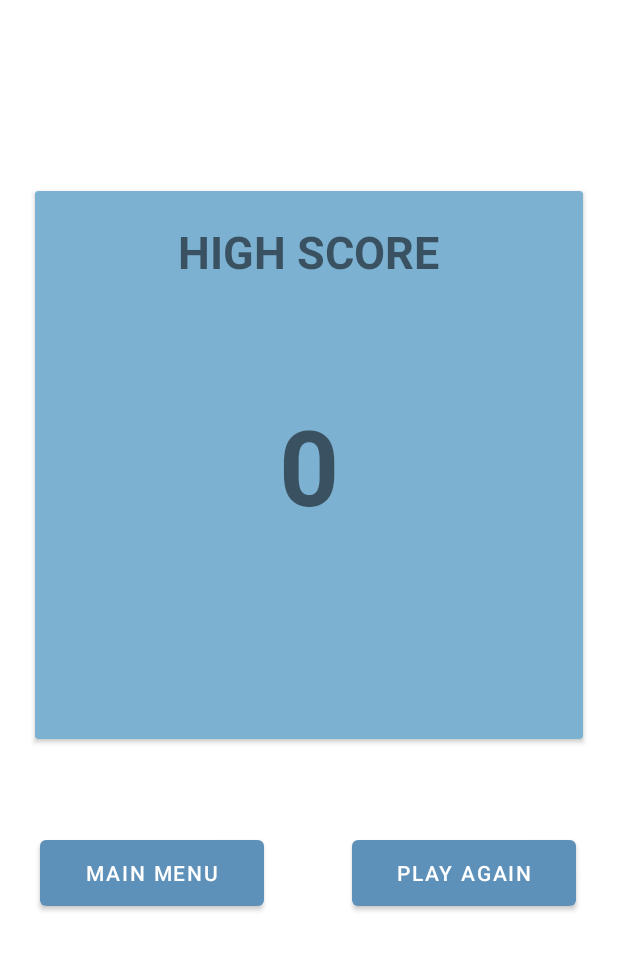
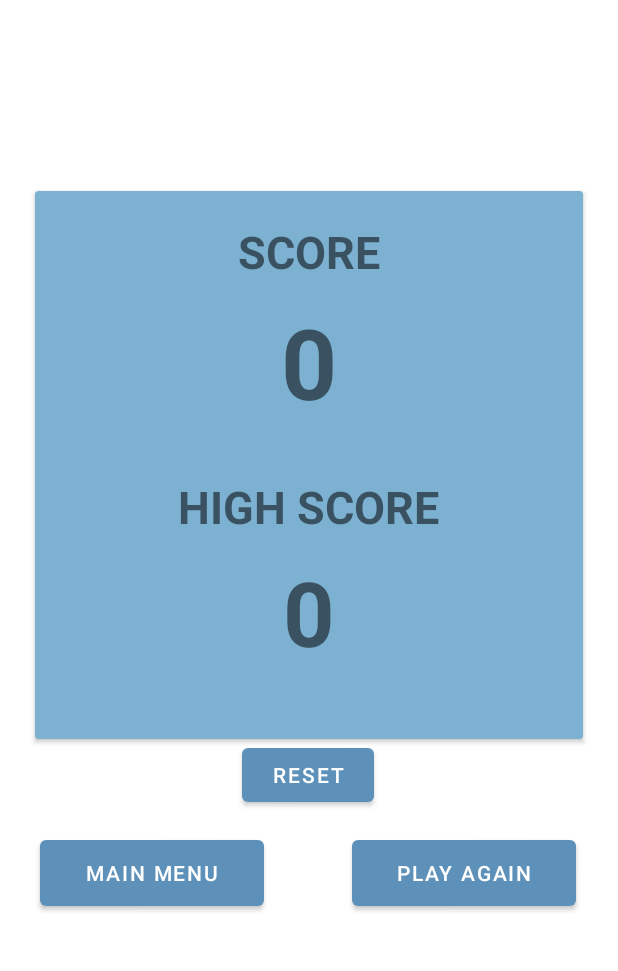
Before and after one commit to Irfzid/Jidquiz, an Android app: the HighscoreActivity screen opened directly, with no data from a screen before it, on a phone screen of 412 x 824 dp, the part 257-1228 px from its top. Run offline under Robolectric (Android 15) with nearby library versions, the phone set to English and light mode, and no system bars.

Commit message:
update
update highscore & add reset highscore button

```diff
--- a/app/src/main/java/com/zidney/jidquiz/HighscoreActivity.java
+++ b/app/src/main/java/com/zidney/jidquiz/HighscoreActivity.java
@@ -3,16 +3,22 @@ package com.zidney.jidquiz;
 import androidx.appcompat.app.AppCompatActivity;
 
 import android.content.Intent;
+import android.content.SharedPreferences;
 import android.os.Bundle;
+import android.util.Log;
 import android.view.View;
 import android.widget.Button;
 import android.widget.TextView;
 
 public class HighscoreActivity extends AppCompatActivity {
+    private static final String TAG = "HighscoreActivity";
 
-    private Button btn_mainmenu, btn_replay;
-    private TextView tv_Hiscore;
-    int hiscore, hicategory;
+    private static final String SHARED_PREFS = "sharedprefs";
+    private static final String KEY_HIGHSCORE = "keyhighscore";
+
+    private Button btn_mainmenu, btn_replay, btn_reset;
+    private TextView tv_Hiscore, tv_finalscore;
+    int hiscore, hicategory, Finalscore;
 
     @Override
     protected void onCreate(Bundle savedInstanceState) {
@@ -21,13 +27,19 @@ public class HighscoreActivity extends AppCompatActivity {
 
         btn_mainmenu = findViewById(R.id.btn_mainmenu);
         btn_replay = findViewById(R.id.btn_replay);
-        tv_Hiscore = findViewById(R.id.tv_hiscore);
+        tv_finalscore = findViewById(R.id.tv_hiscore);
+        tv_Hiscore = findViewById(R.id.tv_hiscore1);
+        btn_reset = findViewById(R.id.btn_reset);
 
         Intent hIntent = getIntent();
-        hiscore = hIntent.getIntExtra("HISCORE", 0);
+        Finalscore = hIntent.getIntExtra("HISCORE", 0);
         hicategory = hIntent.getIntExtra("HICATEGORY", 0);
 
-        tv_Hiscore.setText(Integer.toString(hiscore));
+        tv_finalscore.setText(Integer.toString(Finalscore));
+
+        loadHighscore();
+        highscore();
+        Log.d(TAG, "onCreate: Highscore " + hiscore);
 
         btn_mainmenu.setOnClickListener(new View.OnClickListener() {
             @Override
@@ -44,6 +56,13 @@ public class HighscoreActivity extends AppCompatActivity {
             }
         });
 
+        btn_reset.setOnClickListener(new View.OnClickListener() {
+            @Override
+            public void onClick(View v) {
+                updatehighscore(0);
+            }
+        });
+
     }
 
     private void startReplay(int category){
@@ -51,4 +70,27 @@ public class HighscoreActivity extends AppCompatActivity {
         mIntent.putExtra("CATEGORY", category);
         startActivity(mIntent);
     }
+
+    private void highscore(){
+        if(Finalscore > hiscore){
+            updatehighscore(Finalscore);
+
+        }
+    }
+
+    private void updatehighscore(int highscorenew) {
+        hiscore = highscorenew;
+        tv_Hiscore.setText(Integer.toString(hiscore));
+
+        SharedPreferences prefs = getSharedPreferences(SHARED_PREFS, MODE_PRIVATE);
+        SharedPreferences.Editor editor = prefs.edit();
+        editor.putInt(KEY_HIGHSCORE, highscorenew);
+        editor.apply();
+    }
+
+    private void loadHighscore() {
+        SharedPreferences prefs = getSharedPreferences(SHARED_PREFS, MODE_PRIVATE);
+        hiscore = prefs.getInt(KEY_HIGHSCORE, 0);
+        tv_Hiscore.setText(Integer.toString(hiscore));
+    }
 }
--- a/app/src/main/java/com/zidney/jidquiz/MainActivity.java
+++ b/app/src/main/java/com/zidney/jidquiz/MainActivity.java
@@ -57,5 +57,9 @@ public class MainActivity extends AppCompatActivity {
         startActivity(intent);
     }
 
-
+    @Override
+    public void onBackPressed() {
+        //super.onBackPressed();
+        finishAffinity();
+    }
 }
--- a/app/src/main/res/layout/activity_highscore.xml
+++ b/app/src/main/res/layout/activity_highscore.xml
@@ -26,7 +26,7 @@
                 android:layout_width="wrap_content"
                 android:layout_height="wrap_content"
                 android:layout_centerHorizontal="true"
-                android:text="HIGH SCORE"
+                android:text="SCORE"
                 android:textSize="30dp"
                 android:textStyle="bold" />
 
@@ -34,9 +34,29 @@
                 android:id="@+id/tv_hiscore"
                 android:layout_width="wrap_content"
                 android:layout_height="wrap_content"
-                android:layout_centerInParent="true"
+                android:layout_centerHorizontal="true"
+                android:layout_marginTop="50dp"
                 android:text="00"
-                android:textSize="70sp"
+                android:textSize="65sp"
+                android:textStyle="bold" />
+
+            <TextView
+                android:layout_width="wrap_content"
+                android:layout_height="wrap_content"
+                android:layout_centerHorizontal="true"
+                android:layout_marginTop="170dp"
+                android:text="HIGH SCORE"
+                android:textSize="30dp"
+                android:textStyle="bold" />
+
+            <TextView
+                android:id="@+id/tv_hiscore1"
+                android:layout_width="wrap_content"
+                android:layout_height="wrap_content"
+                android:layout_centerHorizontal="true"
+                android:layout_marginTop="220dp"
+                android:text="00"
+                android:textSize="60sp"
                 android:textStyle="bold" />
 
         </RelativeLayout>
@@ -83,4 +103,16 @@
         app:layout_constraintEnd_toEndOf="parent"
         app:layout_constraintTop_toBottomOf="@+id/cardView"
         app:layout_constraintVertical_bias="0.025" />
+
+    <Button
+        android:id="@+id/btn_reset"
+        android:layout_width="wrap_content"
+        android:layout_height="wrap_content"
+        android:text="Reset"
+        app:layout_constraintBottom_toBottomOf="parent"
+        app:layout_constraintEnd_toEndOf="parent"
+        app:layout_constraintHorizontal_bias="0.498"
+        app:layout_constraintStart_toStartOf="parent"
+        app:layout_constraintTop_toBottomOf="@+id/cardView"
+        app:layout_constraintVertical_bias="0.0" />
 </androidx.constraintlayout.widget.ConstraintLayout>
```
